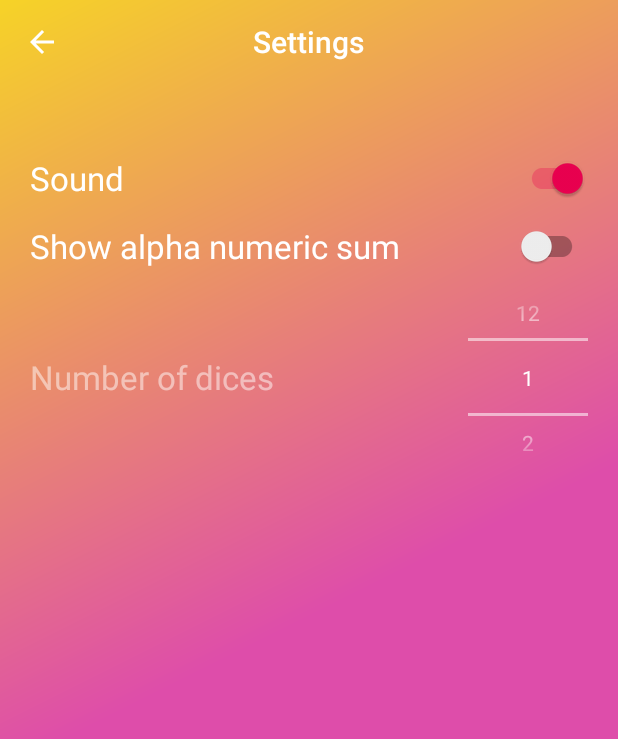
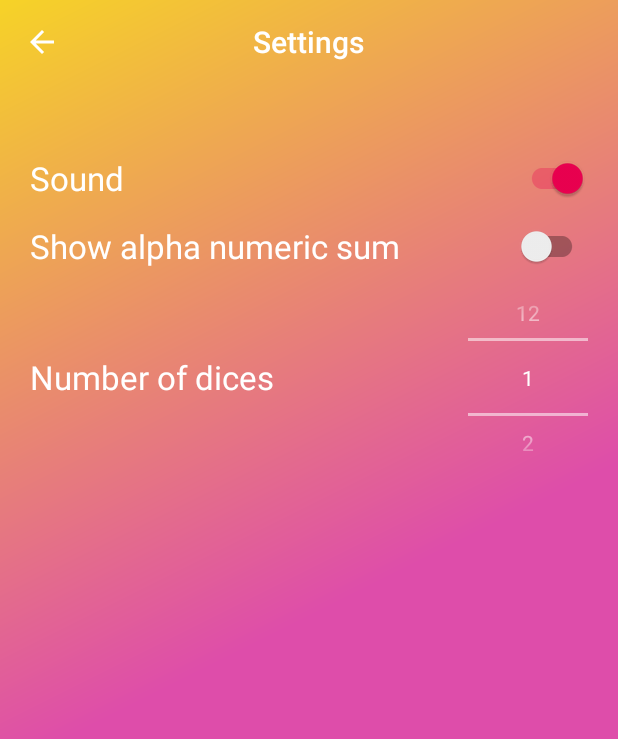
Before and after one commit to VelocityPulse/Dice, an Android app: the screen it shows after launch (SettingsActivity), after a tap on "settings", on a phone screen of 412 x 824 dp. Shown: the top 739 px of the screen. Run offline under Robolectric (Android 15) with nearby library versions, the phone set to English and light mode, and no system bars; our stand-ins replace Room's generated code.

Commit message:
[APP] Added application class and cleaned status bar code

```diff
--- a/app/src/main/AndroidManifest.xml
+++ b/app/src/main/AndroidManifest.xml
@@ -9,6 +9,7 @@
     <application
         android:icon="@mipmap/ic_launcher_dice"
         android:label="@string/app_name_short"
+        android:name=".DiceApplication"
         android:roundIcon="@mipmap/ic_launcher_dice_round"
         android:supportsRtl="true"
         android:theme="@style/AppTheme">
--- /dev/null
+++ b/app/src/main/java/com/velocitypulse/dicecustomrules/DiceApplication.kt
@@ -0,0 +1,15 @@
+package com.velocitypulse.dicecustomrules
+
+import android.app.Application
+import com.velocitypulse.dicecustomrules.core.LogManager
+
+class DiceApplication : Application() {
+
+    private val TAG: String = "DICE APPLICATION"
+
+    override fun onCreate() {
+        super.onCreate()
+        LogManager.info(TAG, "on create")
+    }
+
+}
--- a/app/src/main/java/com/velocitypulse/dicecustomrules/views/MainActivity.kt
+++ b/app/src/main/java/com/velocitypulse/dicecustomrules/views/MainActivity.kt
@@ -4,10 +4,7 @@ import android.content.Intent
 import android.media.MediaPlayer
 import android.os.Build
 import android.os.Bundle
-import android.view.Menu
-import android.view.MenuItem
-import android.view.View
-import android.view.WindowManager
+import android.view.*
 import android.widget.ImageView
 import android.widget.TextView
 import androidx.appcompat.app.ActionBar
@@ -51,15 +48,7 @@ class MainActivity : AppCompatActivity() {
         mViewModel = ViewModelProvider(this).get(MainActivityViewModel::class.java)
         lifecycleScope.launchWhenCreated { mViewModel.refreshData() }
 
-        window.addFlags(WindowManager.LayoutParams.FLAG_TRANSLUCENT_STATUS)
-
         supportActionBar!!.displayOptions = ActionBar.DISPLAY_SHOW_CUSTOM
-
-        if (Build.VERSION.SDK_INT >= Build.VERSION_CODES.P) {
-            val lAttributes = window.attributes
-            lAttributes.layoutInDisplayCutoutMode =
-                WindowManager.LayoutParams.LAYOUT_IN_DISPLAY_CUTOUT_MODE_SHORT_EDGES
-        }
 
         initView()
         initObserver()
--- a/app/src/main/java/com/velocitypulse/dicecustomrules/views/SettingsActivity.kt
+++ b/app/src/main/java/com/velocitypulse/dicecustomrules/views/SettingsActivity.kt
@@ -27,8 +27,6 @@ class SettingsActivity : AppCompatActivity() {
         setContentView(R.layout.settings_activity)
 
         viewModel = ViewModelProvider(this).get(SettingsActivityViewModel::class.java)
-
-        window.addFlags(WindowManager.LayoutParams.FLAG_TRANSLUCENT_STATUS)
 
         supportActionBar?.let {
             it.displayOptions = ActionBar.DISPLAY_SHOW_CUSTOM
--- a/app/src/main/res/layout/settings_activity.xml
+++ b/app/src/main/res/layout/settings_activity.xml
@@ -45,7 +45,7 @@
                 android:layout_width="wrap_content"
                 android:layout_height="wrap_content"
                 android:layout_weight="1"
-                android:alpha="0.5"
+                android:alpha="1"
                 android:text="Number of dices"
                 android:textColor="@android:color/white"
                 android:textSize="@dimen/switch_text_size" />
--- a/app/src/main/res/values/styles.xml
+++ b/app/src/main/res/values/styles.xml
@@ -6,6 +6,9 @@
         <item name="colorPrimary">@color/colorPrimary</item>
         <item name="colorPrimaryDark">@color/colorPrimaryDark</item>
         <item name="colorAccent">@color/colorAccent</item>
+
+        <item name="android:windowTranslucentStatus">true</item>
+        <item name="android:windowTranslucentNavigation">true</item>
     </style>
 
     <style name="ThemeActionBar" parent="Widget.AppCompat.Light.ActionBar.Solid">
```
Also changed, not shown: app/src/main/res/layout/main_activity.xml (+5 -5 lines).
